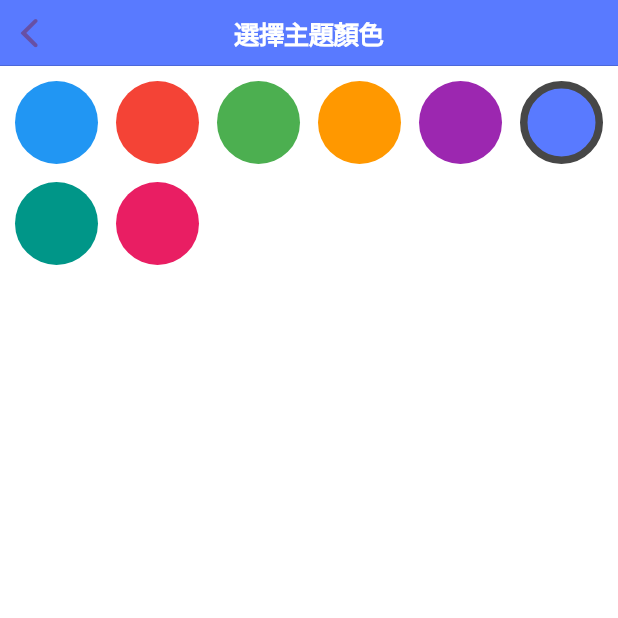
After one commit to Dusam/MyFirstFlutter, a Flutter app: the SettingsCupertinoView screen opened directly, after a tap on "主題顏色", on a phone screen of 412 x 824 dp, the top half of it. The commit adds this screen. Run offline on Flutter 3.47's test engine with Material 3 defaults, Android fonts, the phone set to English and light mode, and no system bars; our stand-ins replace dio, flutter_riverpod, shared_preferences; accounts and stored records are empty; network calls fail.

Commit message:
[add] 1. Cupertino 風格主題選擇頁 2. 跳轉 Cupertino 風格主題選擇頁
[modify]
1. 修改 SettingsViewCupertino 名稱為 SettingsCupertinoView

```diff
--- a/lib/views/main_views/cupertino_style_app.dart
+++ b/lib/views/main_views/cupertino_style_app.dart
@@ -53,7 +53,7 @@ class MainTabScaffold extends ConsumerWidget {
               case 0:
                 return const UserListCupertinoView();
               case 1:
-                return const SettingsViewCupertino();
+                return const SettingsCupertinoView();
               default:
                 return const Center(child: Text('未知頁面'));
             }
--- a/lib/views/settings_view/view/settings_view_cupertino.dart
+++ b/lib/views/settings_view/view/settings_view_cupertino.dart
@@ -4,9 +4,10 @@ import 'package:flutter_riverpod/flutter_riverpod.dart';
 import 'package:my_first_flutter/globals/colors.dart';
 import 'package:my_first_flutter/globals/widgets/custom_divider.dart';
 import 'package:my_first_flutter/views/settings_view/view_model/theme_color_notifier.dart';
+import 'package:my_first_flutter/views/theme_color_picker_view/theme_color_page_cupertino.dart';
 
-class SettingsViewCupertino extends ConsumerWidget {
-  const SettingsViewCupertino({super.key});
+class SettingsCupertinoView extends ConsumerWidget {
+  const SettingsCupertinoView({super.key});
 
   @override
   Widget build(BuildContext context, WidgetRef ref) {
@@ -27,7 +28,11 @@ class SettingsViewCupertino extends ConsumerWidget {
                 child: Column(
                   children: [
                     buildSettingsListTile("主題顏色", () {
-                      print("iOS ColorPicker");
+                      Navigator.of(context, rootNavigator: true).push(
+                        CupertinoPageRoute(
+                          builder: (context) => const ThemeColorPickerCupertinoPage(),
+                        ),
+                      );
                     }),
                     const CustomDivider(),
                   ],
--- /dev/null
+++ b/lib/views/theme_color_picker_view/theme_color_page_cupertino.dart
@@ -0,0 +1,34 @@
+import 'package:flutter/cupertino.dart';
+import 'package:flutter_riverpod/flutter_riverpod.dart';
+import 'package:my_first_flutter/globals/colors.dart';
+import 'package:my_first_flutter/views/settings_view/view_model/theme_color_notifier.dart';
+import 'package:my_first_flutter/views/theme_color_picker_view/theme_color_picker_view.dart';
+
+class ThemeColorPickerCupertinoPage extends ConsumerWidget {
+  const ThemeColorPickerCupertinoPage({super.key});
+
+  @override
+  Widget build(BuildContext context, WidgetRef ref) {
+    final currentColor = ref.watch(themeColorProvider);
+    final themeColor = ref.watch(themeColorProvider);
+
+    return CupertinoPageScaffold(
+      navigationBar: CupertinoNavigationBar(
+        middle: const Text("選擇主題顏色", style: TextStyle(color: barTextColor)),
+        backgroundColor: themeColor,
+        automaticBackgroundVisibility: false,
+      ),
+      child: SafeArea(
+        child: Padding(
+          padding: const EdgeInsets.all(10.0),
+          child: ThemePickerView(
+            selectedColor: currentColor,
+            onColorSelected: (color) {
+              ref.read(themeColorProvider.notifier).setThemeColor(color);
+            },
+          ),
+        ),
+      ),
+    );
+  }
+}
```
